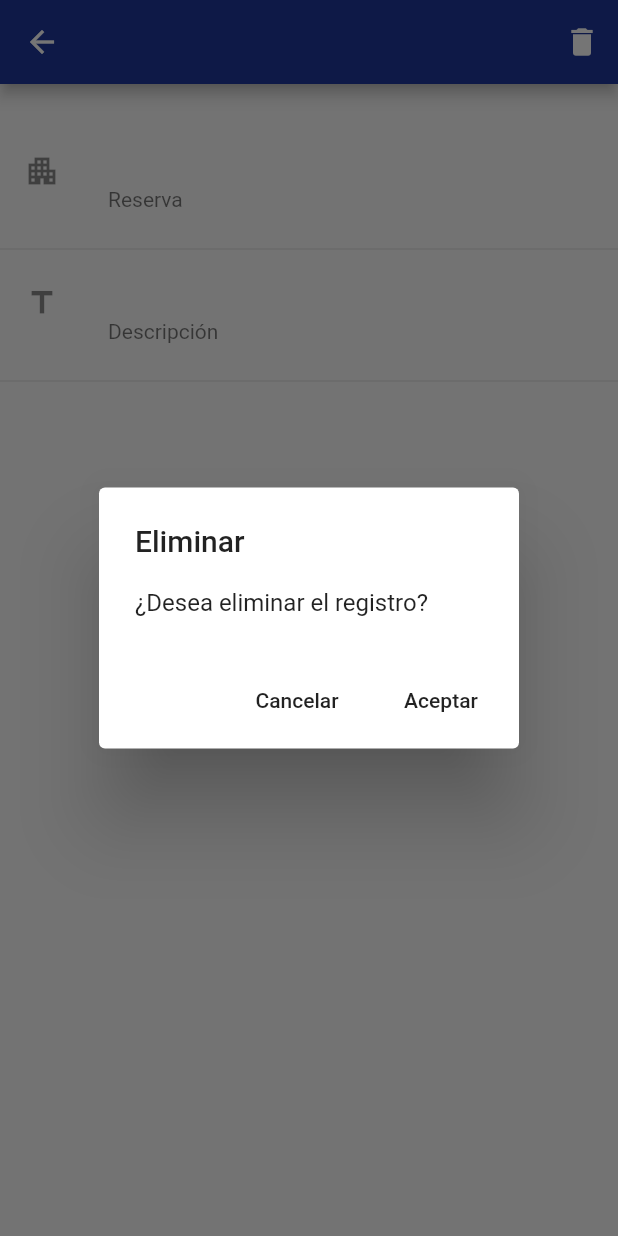
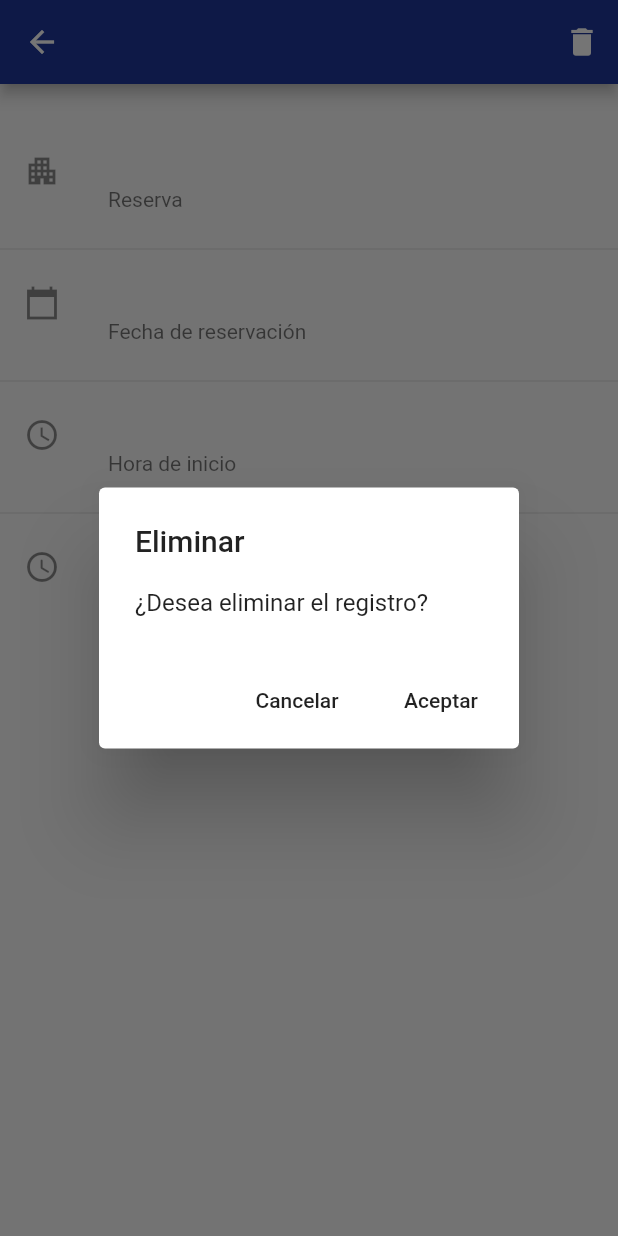
Before and after one commit to Marco-Chi-Castillo/app_flutter, a Flutter app: the ReservaDetalle screen opened directly with empty values, after a tap on the "delete" icon, on a phone screen of 412 x 824 dp. Run offline on Flutter 3.47's test engine with Material 2 defaults, Android fonts, the phone set to English and light mode, and no system bars; our stand-ins replace image_picker, sqflite; missing offline and left inert: mime_type; accounts and stored records are empty; project files that could hold a hidden picture were left out.

Commit message:
Detalle diseño-Lili Diaz

```diff
--- a/lib/src/pages/reserva_detalle_page.dart
+++ b/lib/src/pages/reserva_detalle_page.dart
@@ -47,23 +47,22 @@ class ReservaDetalle extends StatelessWidget {
       ),
       Divider(),
       ListTile(
-        leading: Icon(Icons.title),
-        //title: Text(fechaString),
-        subtitle: Text('Descripción '),
-      ),
-      Divider(), /*
-      ListTile(
-        leading: Icon(Icons.account_box),
-        title: Text(reserva.numAsistentes.toString()),
-        subtitle: Text('Capacidad de personas'),
+        leading: Icon(Icons.calendar_today_sharp),
+        title: Text(reserva.fechaReservacion),
+        subtitle: Text('Fecha de reservación'),
       ),
       Divider(),
       ListTile(
-        leading: Icon(Icons.radio_button_checked),
-        title: Text(espacio.estatus == 1 ? 'Disponible' : 'No disponible'),
-        subtitle: Text('Estado del edifcio'),
+        leading: Icon(Icons.access_time_outlined),
+        title: Text(reserva.horaInicio),
+        subtitle: Text('Hora de inicio'),
       ),
-      */
+      Divider(),
+      ListTile(
+        leading: Icon(Icons.access_time_rounded),
+        title: Text(reserva.horaFinal),
+        subtitle: Text('Hora de finalización'),
+      ),
     ];
 
     return items;
@@ -94,8 +93,8 @@ class ReservaDetalle extends StatelessWidget {
               onPressed: () async {
                 await Provider.of<ReservaListProvider>(context, listen: false)
                     .deleteReservaById(id);
-                 Navigator.pop(context);
-                 Navigator.pop(context);
+                Navigator.pop(context);
+                Navigator.pop(context);
               },
               child: Text('Aceptar'),
             ),
```
Also changed, not shown: pubspec.lock.
